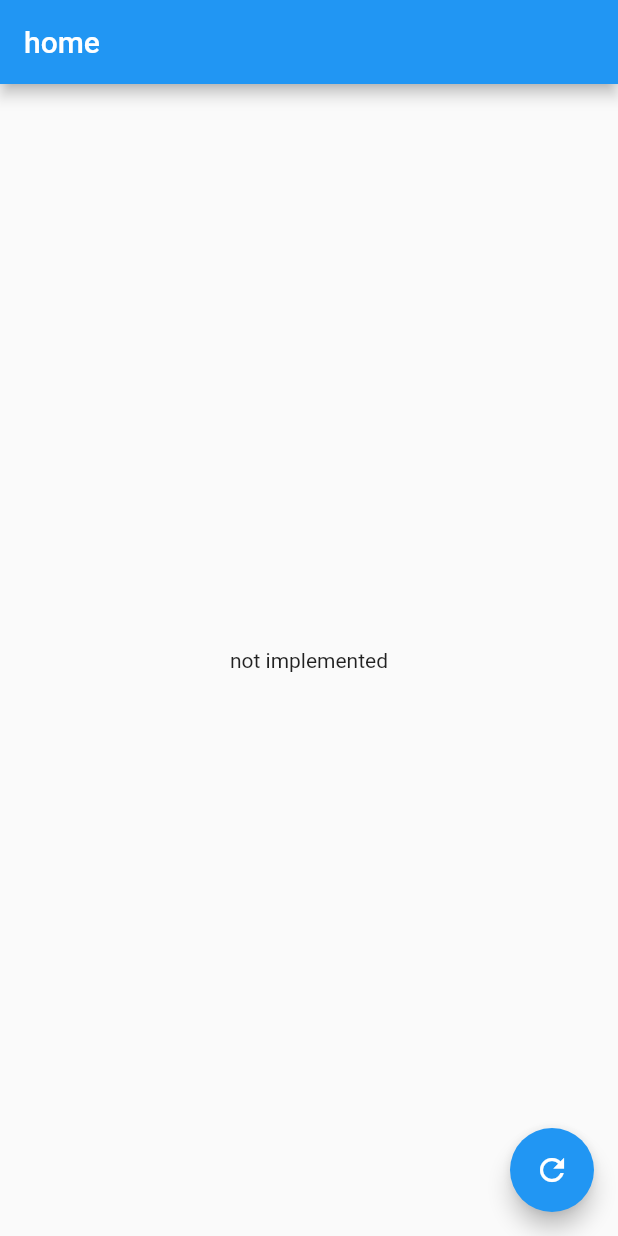
After one commit to gdgd-server-admin/moca, a Flutter app: the screen it shows after launch, on a phone screen of 412 x 824 dp. The commit adds this screen. Run offline on Flutter 3.47's test engine with Material 2 defaults, Android fonts, the phone set to English and light mode, and no system bars.

Commit message:
ページが三つくらいは必要なので追加

```diff
--- /dev/null
+++ b/lib/page/home.dart
@@ -0,0 +1,43 @@
+import 'package:flutter/material.dart';
+
+class HomePage extends StatefulWidget {
+  HomePage() : super();
+
+  @override
+  _HomePageState createState() => _HomePageState();
+}
+
+class _HomePageState extends State<HomePage> {
+  //int _counter = 0;
+  /*
+  void _incrementCounter() {
+    setState(() {
+      // This call to setState tells the Flutter framework that something has
+      // changed in this State, which causes it to rerun the build method below
+      // so that the display can reflect the updated values. If we changed
+      // _counter without calling setState(), then the build method would not be
+      // called again, and so nothing would appear to happen.
+      _counter++;
+    });
+  }
+
+   */
+  void _refreshView() {}
+
+  @override
+  Widget build(BuildContext context) {
+    return Scaffold(
+      appBar: AppBar(
+        title: Text("home"),
+      ),
+      body: Center(
+        child: Text("not implemented"),
+      ),
+      floatingActionButton: FloatingActionButton(
+        onPressed: _refreshView,
+        tooltip: 'Refresh',
+        child: Icon(Icons.refresh),
+      ),
+    );
+  }
+}
```
Also changed, not shown: lib/main.dart (+15 -101 lines), lib/page/compose.dart (added, +30 -0 lines), lib/page/inbox.dart (added, +30 -0 lines), 1 other file.
